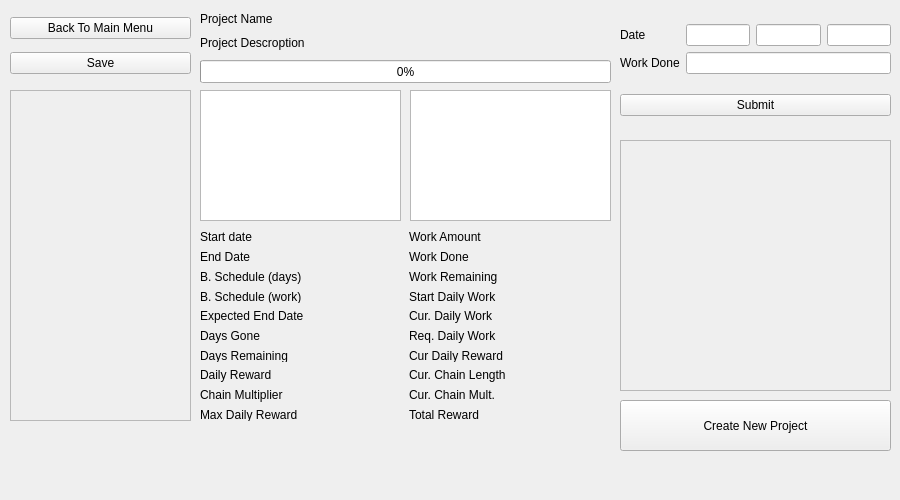
First picture: the form in Projects/projectswindow.ui, repository polub333/ProjectsManager, before the edit.
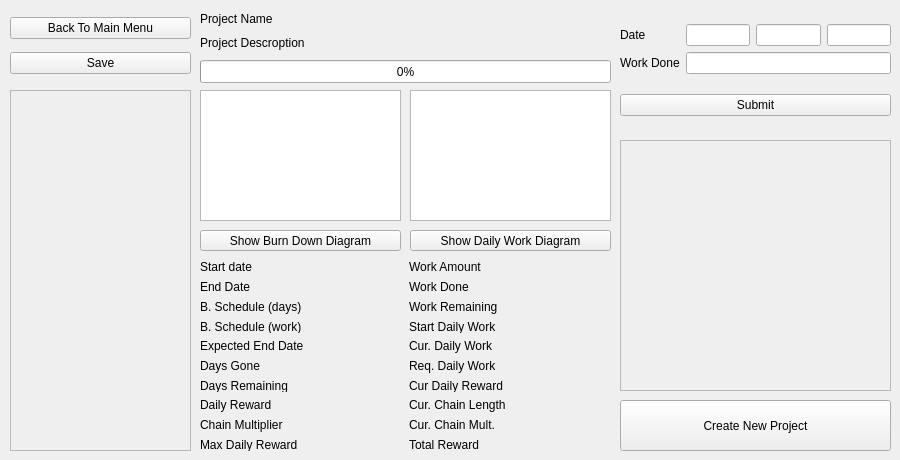
Second picture: the form after the edit.

Commit message: Added burnDownDiagramWindow and dailyWorkDiagramWindow classes. Added basic connections.

Patch:
```diff
--- a/Projects/projectswindow.ui
+++ b/Projects/projectswindow.ui
@@ -7,7 +7,7 @@
     <x>0</x>
     <y>0</y>
     <width>900</width>
-    <height>500</height>
+    <height>460</height>
    </rect>
   </property>
   <property name="windowTitle">
@@ -17,7 +17,7 @@
    <property name="geometry">
     <rect>
      <x>200</x>
-     <y>230</y>
+     <y>260</y>
      <width>411</width>
      <height>191</height>
     </rect>
@@ -549,7 +549,7 @@
      <x>10</x>
      <y>90</y>
      <width>181</width>
-     <height>331</height>
+     <height>361</height>
     </rect>
    </property>
    <property name="widgetResizable">
@@ -561,7 +561,7 @@
       <x>0</x>
       <y>0</y>
       <width>179</width>
-      <height>329</height>
+      <height>359</height>
      </rect>
     </property>
     <layout class="QVBoxLayout" name="verticalLayout_8">
@@ -635,6 +635,32 @@
     </rectf>
    </property>
   </widget>
+  <widget class="QPushButton" name="showBrunDownDiagramButton">
+   <property name="geometry">
+    <rect>
+     <x>200</x>
+     <y>230</y>
+     <width>201</width>
+     <height>21</height>
+    </rect>
+   </property>
+   <property name="text">
+    <string>Show Burn Down Diagram</string>
+   </property>
+  </widget>
+  <widget class="QPushButton" name="showDailyWorkDiagramButton">
+   <property name="geometry">
+    <rect>
+     <x>410</x>
+     <y>230</y>
+     <width>201</width>
+     <height>21</height>
+    </rect>
+   </property>
+   <property name="text">
+    <string>Show Daily Work Diagram</string>
+   </property>
+  </widget>
  </widget>
  <resources/>
  <connections/>
```
The commit also changes 9 other files.
